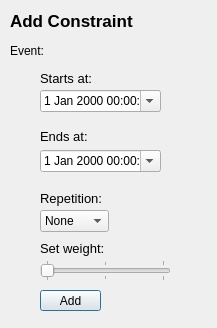
Old version of the form ui_design/ConstraintWindow.ui in the repository baklesis/MasterPlan.
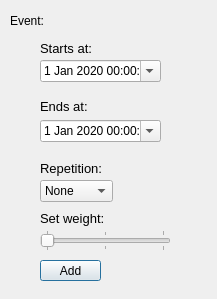
New version of the form.

What changed in the file:
```diff
--- a/ui_design/ConstraintWindow.ui
+++ b/ui_design/ConstraintWindow.ui
@@ -7,9 +7,15 @@
     <x>0</x>
     <y>0</y>
     <width>217</width>
-    <height>328</height>
+    <height>299</height>
    </rect>
   </property>
+  <property name="sizePolicy">
+   <sizepolicy hsizetype="Fixed" vsizetype="Fixed">
+    <horstretch>0</horstretch>
+    <verstretch>0</verstretch>
+   </sizepolicy>
+  </property>
   <property name="windowTitle">
    <string>Dialog</string>
   </property>
@@ -17,7 +23,7 @@
    <property name="geometry">
     <rect>
      <x>10</x>
-     <y>60</y>
+     <y>30</y>
      <width>181</width>
      <height>181</height>
     </rect>
@@ -41,6 +47,26 @@
        <height>22</height>
       </rect>
      </property>
+     <property name="dateTime">
+      <datetime>
+       <hour>0</hour>
+       <minute>0</minute>
+       <second>0</second>
+       <year>2020</year>
+       <month>1</month>
+       <day>1</day>
+      </datetime>
+     </property>
+     <property name="minimumDateTime">
+      <datetime>
+       <hour>0</hour>
+       <minute>0</minute>
+       <second>0</second>
+       <year>1819</year>
+       <month>9</month>
+       <day>14</day>
+      </datetime>
+     </property>
      <property name="calendarPopup">
       <bool>true</bool>
      </property>
@@ -54,6 +80,36 @@
        <height>22</height>
       </rect>
      </property>
+     <property name="accelerated">
+      <bool>false</bool>
+     </property>
+     <property name="dateTime">
+      <datetime>
+       <hour>0</hour>
+       <minute>0</minute>
+       <second>0</second>
+       <year>2020</year>
+       <month>1</month>
+       <day>1</day>
+      </datetime>
+     </property>
+     <property name="minimumDateTime">
+      <datetime>
+       <hour>0</hour>
+       <minute>0</minute>
+       <second>0</second>
+       <year>1819</year>
+       <month>9</month>
+       <day>14</day>
+      </datetime>
+     </property>
+     <property name="maximumTime">
+      <time>
+       <hour>23</hour>
+       <minute>59</minute>
+       <second>59</second>
+      </time>
+     </property>
      <property name="calendarPopup">
       <bool>true</bool>
      </property>
@@ -117,10 +173,13 @@
       <rect>
        <x>30</x>
        <y>150</y>
-       <width>69</width>
-       <height>22</height>
+       <width>103</width>
+       <height>26</height>
       </rect>
      </property>
+     <property name="sizeAdjustPolicy">
+      <enum>QComboBox::AdjustToContents</enum>
+     </property>
      <item>
       <property name="text">
        <string>None</string>
@@ -197,26 +256,6 @@
     <rect>
      <x>10</x>
      <y>10</y>
-     <width>151</width>
-     <height>21</height>
-    </rect>
-   </property>
-   <property name="font">
-    <font>
-     <pointsize>13</pointsize>
-     <weight>75</weight>
-     <bold>true</bold>
-    </font>
-   </property>
-   <property name="text">
-    <string>Add Constraint</string>
-   </property>
-  </widget>
-  <widget class="QLabel" name="label_2">
-   <property name="geometry">
-    <rect>
-     <x>10</x>
-     <y>40</y>
      <width>41</width>
      <height>21</height>
     </rect>
@@ -229,7 +268,7 @@
    <property name="geometry">
     <rect>
      <x>40</x>
-     <y>290</y>
+     <y>260</y>
      <width>61</width>
      <height>21</height>
     </rect>
@@ -242,7 +281,7 @@
    <property name="geometry">
     <rect>
      <x>40</x>
-     <y>260</y>
+     <y>230</y>
      <width>131</width>
      <height>21</height>
     </rect>
@@ -261,7 +300,7 @@
    <property name="geometry">
     <rect>
      <x>40</x>
-     <y>240</y>
+     <y>210</y>
      <width>71</width>
      <height>16</height>
     </rect>
```
Left out of the diff: 57 changed lines with no effect on the pictures.
